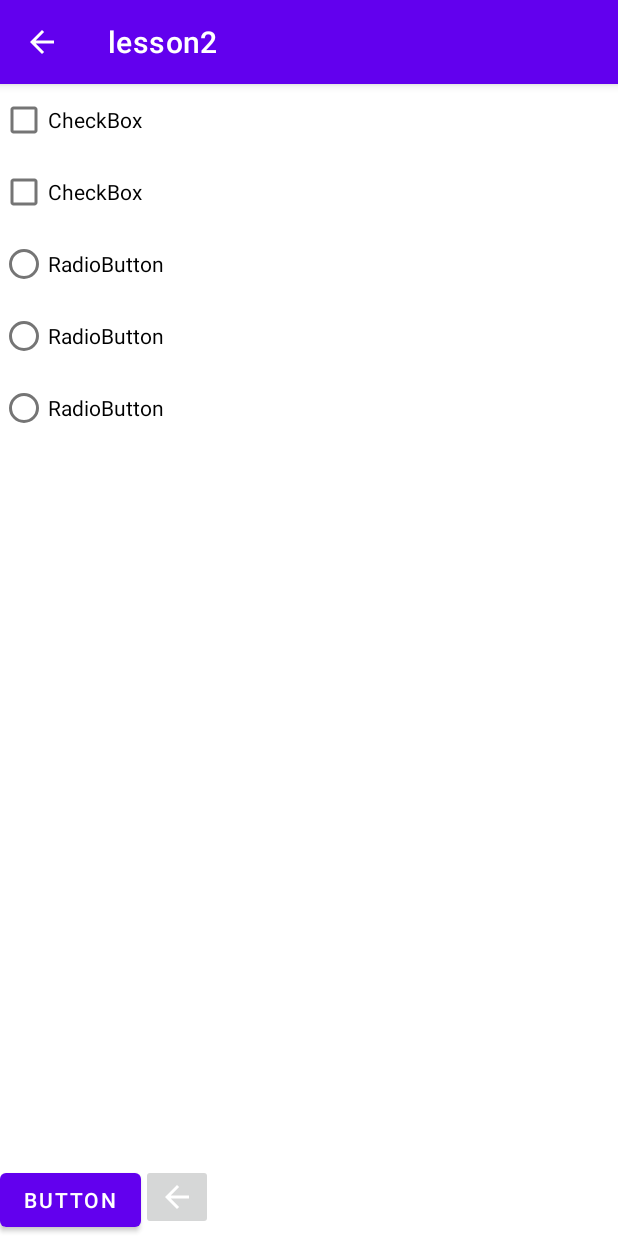
After one commit to danilmv/AndroidBasics, an Android app: the SettingsActivity screen opened directly, with no data from a screen before it, on a phone screen of 412 x 824 dp. The commit adds this screen. Run offline under Robolectric (Android 15) with nearby library versions, the phone set to English and light mode, and no system bars.

Commit message:
Activity:Events

```diff
--- a/lesson2/src/main/AndroidManifest.xml
+++ b/lesson2/src/main/AndroidManifest.xml
@@ -16,6 +16,9 @@
                 <category android:name="android.intent.category.LAUNCHER" />
             </intent-filter>
         </activity>
+        <activity android:name=".SettingsActivity"
+            android:parentActivityName=".MainActivity">
+        </activity>
     </application>
 
 </manifest>
--- /dev/null
+++ b/lesson2/src/main/java/com/andriod/androidbasics/lesson2/SettingsActivity.java
@@ -0,0 +1,23 @@
+package com.andriod.androidbasics.lesson2;
+
+import android.os.Bundle;
+import android.view.View;
+import android.widget.Button;
+import android.widget.ImageButton;
+
+import androidx.annotation.Nullable;
+import androidx.appcompat.app.AppCompatActivity;
+
+public class SettingsActivity extends AppCompatActivity {
+    @Override
+    protected void onCreate(@Nullable Bundle savedInstanceState) {
+        super.onCreate(savedInstanceState);
+
+        setContentView(R.layout.activity_settings);
+
+        ImageButton buttonBack = findViewById(R.id.imageButtonBack);
+        buttonBack.setOnClickListener(v -> {
+
+        });
+    }
+}
--- /dev/null
+++ b/lesson2/src/main/res/layout/activity_settings.xml
@@ -0,0 +1,67 @@
+<?xml version="1.0" encoding="utf-8"?>
+<androidx.constraintlayout.widget.ConstraintLayout
+    xmlns:android="http://schemas.android.com/apk/res/android"
+    xmlns:app="http://schemas.android.com/apk/res-auto"
+    xmlns:tools="http://schemas.android.com/tools"
+    android:layout_width="match_parent"
+    android:layout_height="match_parent">
+
+    <CheckBox
+        android:id="@+id/checkBox"
+        android:layout_width="wrap_content"
+        android:layout_height="wrap_content"
+        android:text="CheckBox"
+        app:layout_constraintStart_toStartOf="parent"
+        app:layout_constraintTop_toBottomOf="@+id/checkBox2" />
+
+    <CheckBox
+        android:id="@+id/checkBox2"
+        android:layout_width="wrap_content"
+        android:layout_height="wrap_content"
+        android:text="CheckBox"
+        app:layout_constraintStart_toStartOf="parent"
+        app:layout_constraintTop_toTopOf="parent" />
+
+    <RadioGroup
+        android:layout_width="wrap_content"
+        android:layout_height="wrap_content"
+        app:layout_constraintStart_toStartOf="parent"
+        app:layout_constraintTop_toBottomOf="@+id/checkBox">
+
+        <RadioButton
+            android:id="@+id/radioButton2"
+            android:layout_width="match_parent"
+            android:layout_height="wrap_content"
+            android:text="RadioButton" />
+
+        <RadioButton
+            android:id="@+id/radioButton3"
+            android:layout_width="match_parent"
+            android:layout_height="wrap_content"
+            android:text="RadioButton" />
+
+        <RadioButton
+            android:id="@+id/radioButton"
+            android:layout_width="match_parent"
+            android:layout_height="wrap_content"
+            android:text="RadioButton" />
+    </RadioGroup>
+
+    <Button
+        android:id="@+id/button"
+        android:layout_width="wrap_content"
+        android:layout_height="wrap_content"
+        android:text="Button"
+        app:layout_constraintStart_toStartOf="parent"
+        app:layout_constraintBottom_toBottomOf="parent"
+        tools:layout_editor_absoluteY="409dp" />
+
+    <ImageButton
+        android:id="@+id/imageButtonBack"
+        android:layout_width="wrap_content"
+        android:layout_height="wrap_content"
+        app:layout_constraintStart_toEndOf="@+id/button"
+        app:layout_constraintTop_toTopOf="@+id/button"
+        app:srcCompat="@drawable/abc_vector_test" />
+
+</androidx.constraintlayout.widget.ConstraintLayout>
```
Also changed, not shown: lesson2/src/main/java/com/andriod/androidbasics/lesson2/MainActivity.java (+17 -0 lines), lesson2/src/main/res/layout/activity_main.xml (+26 -5 lines).
